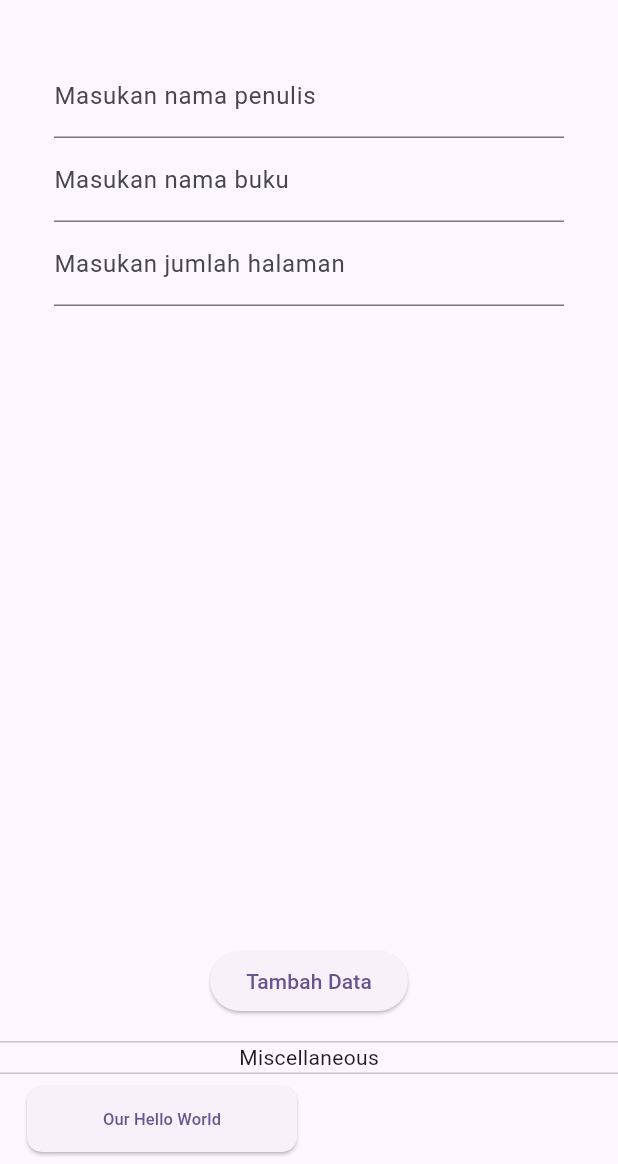
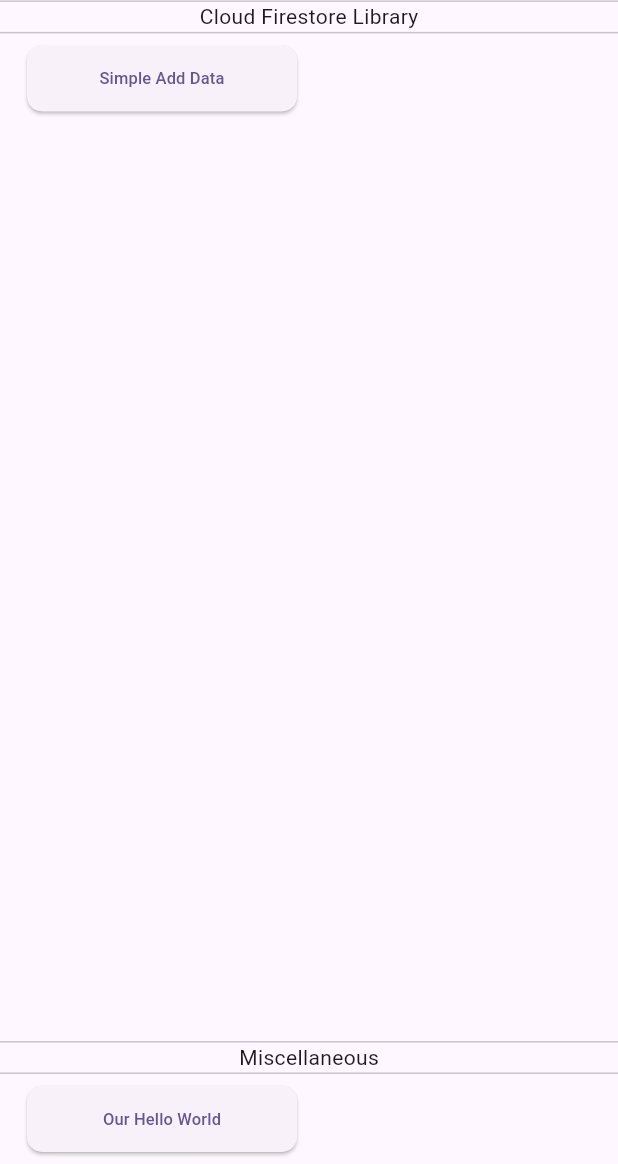
Before and after one commit to Shuusan/Kuldi-Project-Firebase, a Flutter app: the screen it shows after launch, on a phone screen of 412 x 824 dp, the part 72-1236 px from its top. Run offline on Flutter 3.47's test engine with Material 3 defaults, Android fonts, the phone set to English and light mode, and no system bars; our stand-ins replace cloud_firestore, firebase_core, get; missing offline and left inert: bitsdojo_window, window_manager; accounts and stored records are empty.

Commit message:
Merapihkan code sampe video episode 4

```diff
--- a/lib/components/title_bar.dart
+++ b/lib/components/title_bar.dart
@@ -1,38 +1,46 @@
 import 'package:bitsdojo_window/bitsdojo_window.dart';
 import 'package:flutter/material.dart';
 import 'package:get/get.dart';
+import 'package:kuldi_firebase/controllers/title_bar_controller.dart';
 
-import '../home_controller.dart';
-
-class TitleBar extends GetView<HomeController> {
+class TitleBar extends GetView<TitleBarController> {
   const TitleBar(
       {super.key,
       this.title = "Flutter-Firebase Library Kuldi-Project",
       this.isHomePage = false});
 
+  // Judul pada AppBar
   final String title;
+  // Bukan HomePage → Tampilkan backbutton
   final bool isHomePage;
 
   @override
   Widget build(BuildContext context) {
-    Get.find<HomeController>();
+    // Inject Get Controller
+    Get.find<TitleBarController>();
+
+    // Bar pengganti AppBar
     return WindowTitleBarBox(
       child: Container(
         color: Colors.deepPurple.shade200,
         child: Row(
           children: [
+            // Tamplikan Back Button jika bukan HomePage
             if (!isHomePage)
               IconButton(
                   iconSize: 18,
                   onPressed: () => Get.back(),
                   icon: const Icon(Icons.arrow_back_sharp)),
+
             // Daerah Drag Window
             Expanded(
+              // Membuat Bagian ini Draggable
               child: MoveWindow(
                 child: Padding(
                   padding: const EdgeInsets.only(left: 10),
                   child: Align(
                     alignment: Alignment.centerLeft,
+                    // Judul dari Window
                     child: Text(
                       title,
                       overflow: TextOverflow.ellipsis,
@@ -61,7 +69,6 @@
                       size: 15, color: Colors.white);
                 }
               },
-
               //toggle jika button dipencet
               onPressed: () {
                 controller.toggleAlwaysOnTop();
--- a/lib/home_controller.dart
+++ b/lib/controllers/title_bar_controller.dart
@@ -1,7 +1,9 @@
 import 'package:get/get.dart';
 import 'package:window_manager/window_manager.dart';
 
-class HomeController extends GetxController {
+class TitleBarController extends GetxController {
+  TitleBarController();
+
   // Always on Top Rx
   final RxBool _isAlwaysOnTop = true.obs;
   set isAlwaysOnTop(bool value) => _isAlwaysOnTop.value = value;
--- /dev/null
+++ b/lib/firebase/cloud_firebase_export.dart
@@ -0,0 +1 @@
+export 'cloud_firestore/simpe_add_data/simple_add_data.dart';
--- a/lib/write_data_to_cloud_firestore_simple/clsBuku.dart
+++ b/lib/firebase/cloud_firestore/simpe_add_data/class/buku.dart
@@ -1,32 +1,27 @@
-// To parse this JSON data, do
-// final clsRakBuku = clsRakBukuFromJson(jsonString);
-
-import 'dart:convert';
-
-ClsBuku clsBukuFromJson(String str) => ClsBuku.fromJson(json.decode(str));
-
-String clsBukuToJson(ClsBuku data) => json.encode(data.toJson());
-
-class ClsBuku {
+class Buku {
+  // Properties
   String penulis;
   String judulBuku;
   DateTime tanggalTerbit;
   int jumlahStockBuku;
 
-  ClsBuku({
+  // Constructor
+  Buku({
     required this.penulis,
     required this.judulBuku,
     required this.tanggalTerbit,
     required this.jumlahStockBuku,
   });
 
-  factory ClsBuku.fromJson(Map<String, dynamic> json) => ClsBuku(
+  // Constructor dengan json parameter
+  factory Buku.fromJson(Map<String, dynamic> json) => Buku(
         penulis: json["penulis"],
         judulBuku: json["judul_buku"],
         tanggalTerbit: DateTime.parse(json["tanggal_terbit"]),
         jumlahStockBuku: json["jumlah_stock_buku"],
       );
 
+  // Method return Map<String, dynamic> dari informasi buku
   Map<String, dynamic> toJson() => {
         "penulis": penulis,
         "judul_buku": judulBuku,
--- /dev/null
+++ b/lib/home/components/cloud_firestore_list.dart
@@ -0,0 +1,66 @@
+import 'package:flutter/material.dart';
+import '../../firebase/cloud_firebase_export.dart';
+
+class CloudFirestoreList extends StatelessWidget {
+  const CloudFirestoreList({
+    super.key,
+  });
+
+  @override
+  Widget build(BuildContext context) {
+    return Column(
+      children: [
+        const Padding(
+          padding: EdgeInsets.only(top: 0.25),
+          child: Divider(height: 1),
+        ),
+        const Text("Cloud Firestore Library"),
+        const Divider(height: 1),
+        SizedBox(
+          height: 60,
+          width: MediaQuery.of(context).size.width,
+          child: ListView.builder(
+
+              // Jumlah Item yang akan ditampilkan
+              itemCount: 1,
+
+              // Buat biar discrollnya horizontal
+              scrollDirection: Axis.horizontal,
+
+              // Padding untuk listview
+              padding: const EdgeInsets.all(8),
+
+              // Fungsi Build
+              itemBuilder: (context, index) {
+                return SizedBox(
+                  width: 200,
+                  child: Padding(
+                    padding: const EdgeInsets.symmetric(horizontal: 10),
+                    child: ElevatedButton(
+                      onPressed: () {
+                        showDialog(
+                            context: context,
+                            builder: (context) {
+                              return SimpleAddData();
+                            },
+                            barrierDismissible: true);
+                      },
+                      style: ElevatedButton.styleFrom(
+                          shape: const RoundedRectangleBorder(
+                              borderRadius:
+                                  BorderRadius.all(Radius.circular(10)))),
+                      child: const Text(
+                        "Simple Add Data",
+                        maxLines: 2,
+                        textAlign: TextAlign.center,
+                        style: TextStyle(fontSize: 11),
+                      ),
+                    ),
+                  ),
+                );
+              }),
+        ),
+      ],
+    );
+  }
+}
--- a/lib/components/miscellaneous_list.dart
+++ b/lib/home/components/miscellaneous_list.dart
@@ -1,5 +1,5 @@
 import 'package:flutter/material.dart';
-import 'package:kuldi_firebase/others/miscellaneous/our_hello_world/page_our_hello_world.dart';
+import 'package:kuldi_firebase/miscellaneous/our_hello_world/our_hello_world.dart';
 
 class MiscellaneousList extends StatelessWidget {
   const MiscellaneousList({
@@ -38,7 +38,7 @@
                         showDialog(
                             context: context,
                             builder: (context) {
-                              return const PageOurHelloWorld();
+                              return const OurHelloWorld();
                             },
                             barrierDismissible: true);
                       },
--- a/lib/home.dart
+++ b/lib/home/home.dart
@@ -1,8 +1,8 @@
 import 'package:flutter/material.dart';
 import 'package:get/get.dart';
-import 'package:kuldi_firebase/components/miscellaneous_list.dart';
+import 'package:kuldi_firebase/home/components/cloud_firestore_list.dart';
+import 'package:kuldi_firebase/home/components/miscellaneous_list.dart';
 import 'package:kuldi_firebase/components/title_bar.dart';
-import 'package:kuldi_firebase/write_data_to_cloud_firestore_simple/pageAddBuku.dart';
 
 class HomePage extends StatelessWidget {
   const HomePage({super.key});
@@ -23,8 +23,16 @@
           height: MediaQuery.of(context).size.height,
           child: const Column(
             children: [
+              // Pengganti App Bar Custom untuk Windows
               TitleBar(isHomePage: true),
-              Expanded(child: PageAddBuku()),
+
+              // Fitur Cloud Firestore Library
+              CloudFirestoreList(),
+
+              // List semua fitur firebase yang ada
+              Expanded(child: SizedBox()),
+
+              // Fitur diluar firebase / Episode pengisi
               MiscellaneousList(),
             ],
           ),
--- a/lib/main.dart
+++ b/lib/main.dart
@@ -1,9 +1,9 @@
 import 'package:firebase_core/firebase_core.dart';
 import 'package:flutter/material.dart';
 import 'package:get/get.dart';
+import 'package:kuldi_firebase/controllers/title_bar_controller.dart';
 import 'package:kuldi_firebase/firebase_options.dart';
-import 'package:kuldi_firebase/home.dart';
-import 'package:kuldi_firebase/home_controller.dart';
+import 'package:kuldi_firebase/home/home.dart';
 import 'package:window_manager/window_manager.dart';
 
 Future<void> main() async {
@@ -26,7 +26,7 @@
   await Firebase.initializeApp(options: DefaultFirebaseOptions.currentPlatform);
 
   // Inisiasi GetX Controller Injections
-  Get.lazyPut(() => HomeController());
+  Get.lazyPut(() => TitleBarController());
 
   // Menjalankan Aplikasi
   runApp(const HomePage());
--- a/lib/write_data_to_cloud_firestore_simple/pageAddBuku.dart
+++ /dev/null
@@ -1,73 +0,0 @@
-import 'package:flutter/foundation.dart';
-import 'package:flutter/material.dart';
-import 'package:flutter/services.dart';
-import 'package:kuldi_firebase/write_data_to_cloud_firestore_simple/clsBuku.dart';
-import 'package:kuldi_firebase/write_data_to_cloud_firestore_simple/srvcRakBuku.dart';
-
-class PageAddBuku extends StatefulWidget {
-  const PageAddBuku({super.key});
-
-  @override
-  State<PageAddBuku> createState() => _PageAddBukuState();
-}
-
-class _PageAddBukuState extends State<PageAddBuku> {
-  //Text Controller
-  final TextEditingController tecPenulis = TextEditingController();
-  final TextEditingController tecJudulBuku = TextEditingController();
-  final TextEditingController tecJumlahHalaman = TextEditingController();
-
-  //Service
-  SrvcRakBuku srvcRakBuku = SrvcRakBuku();
-
-  @override
-  Widget build(BuildContext context) {
-    return Padding(
-      padding: const EdgeInsets.all(16.0),
-      child: Column(
-        mainAxisAlignment: MainAxisAlignment.spaceBetween,
-        children: [
-          Padding(
-            padding: const EdgeInsets.all(20.0),
-            child: Column(
-              children: [
-                //Nama Penulis
-                TextField(
-                  controller: tecPenulis,
-                  decoration: const InputDecoration(
-                      label: Text("Masukan nama penulis")),
-                ),
-                //Nama Buku
-                TextField(
-                  controller: tecJudulBuku,
-                  decoration:
-                      const InputDecoration(label: Text("Masukan nama buku")),
-                ),
-                //Jumlah halaman → Input Number only
-                TextField(
-                  controller: tecJumlahHalaman,
-                  inputFormatters: [FilteringTextInputFormatter.digitsOnly],
-                  decoration: const InputDecoration(
-                      label: Text("Masukan jumlah halaman")),
-                ),
-              ],
-            ),
-          ),
-
-          //Button Submit
-          ElevatedButton(
-              onPressed: () {
-                ClsBuku buku = ClsBuku(
-                    penulis: tecPenulis.text,
-                    judulBuku: tecJudulBuku.text,
-                    tanggalTerbit: DateTime.now(),
-                    jumlahStockBuku: int.parse(tecJumlahHalaman.text));
-
-                srvcRakBuku.addBuku(buku);
-              },
-              child: const Text("Tambah Data"))
-        ],
-      ),
-    );
-  }
-}
--- a/lib/write_data_to_cloud_firestore_simple/srvcRakBuku.dart
+++ /dev/null
@@ -1,25 +0,0 @@
-import 'package:cloud_firestore/cloud_firestore.dart';
-import 'package:kuldi_firebase/write_data_to_cloud_firestore_simple/clsBuku.dart';
-
-const String collectionName = "rak-buku";
-
-class SrvcRakBuku {
-  final FirebaseFirestore _firestore = FirebaseFirestore.instance;
-
-  late final CollectionReference _rakBukuRef;
-
-  //Constructor
-
-  SrvcRakBuku() {
-    _rakBukuRef = _firestore.collection(collectionName).withConverter<ClsBuku>(
-        fromFirestore: (snapshot, _) => ClsBuku.fromJson(snapshot.data()!),
-        toFirestore: (rakBuku, _) => rakBuku.toJson());
-  }
-
-  // Services
-
-  // Add data
-  Future<void> addBuku(ClsBuku buku) async {
-    await _rakBukuRef.add(buku);
-  }
-}
```
Also changed, not shown: lib/firebase/cloud_firestore/simpe_add_data/service/rak_buku_service.dart (added, +27 -0 lines), lib/firebase/cloud_firestore/simpe_add_data/simple_add_data.dart (added, +103 -0 lines), lib/miscellaneous/our_hello_world/our_hello_world.dart (added, +98 -0 lines), lib/miscellaneous/our_hello_world/our_hello_world_controller.dart (added, +18 -0 lines), lib/others/miscellaneous/our_hello_world/page_our_hello_world.dart (deleted, +0 -94 lines), 1 other file.
